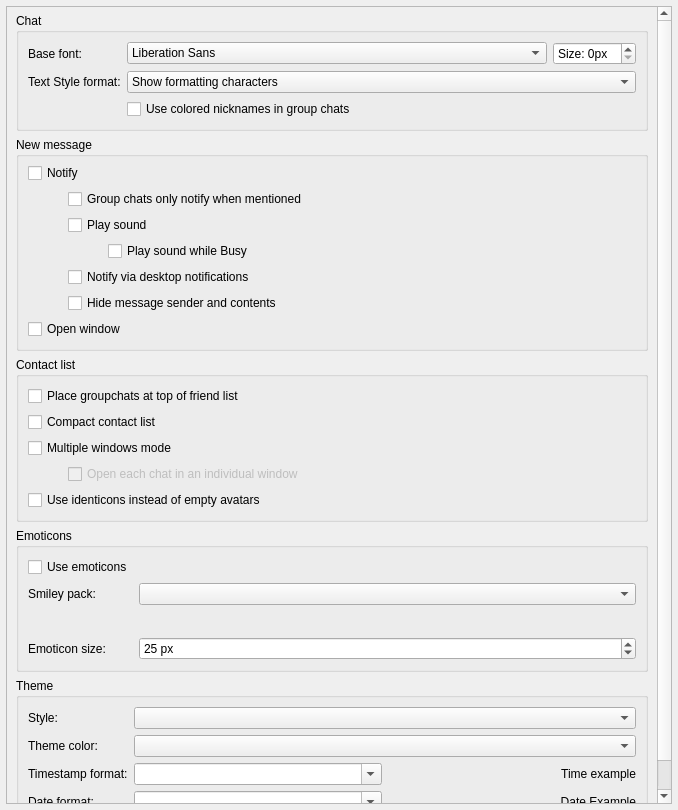
qTox/qTox, file src/widget/form/settings/userinterfacesettings.ui: the form before one commit.
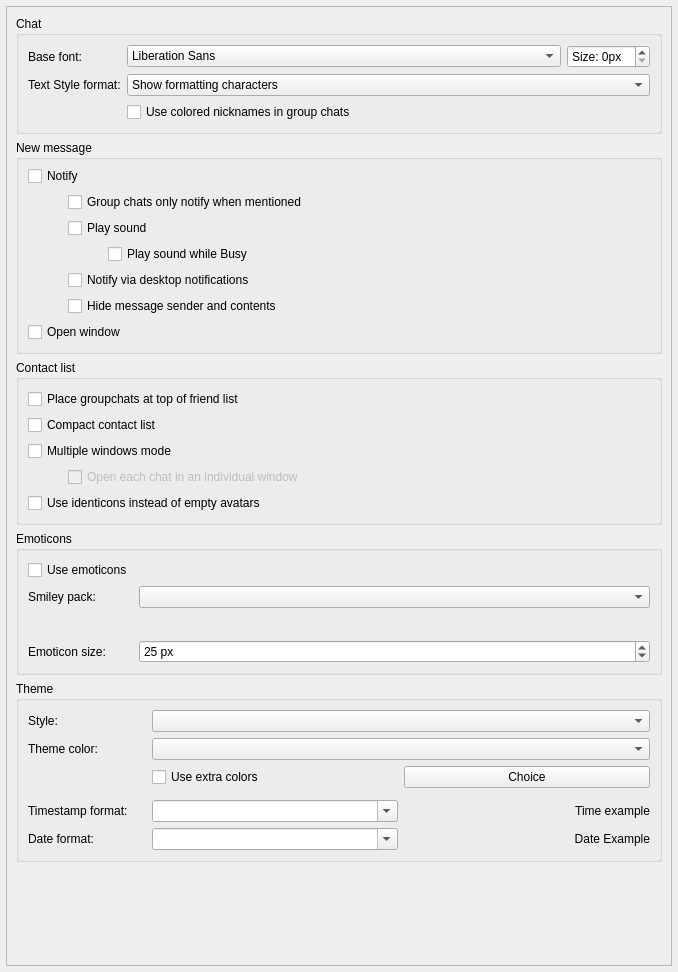
The form after the commit. Custom widgets are drawn as their Qt base class.

Commit message: feat: change settings for extra style

The edit to the form file:
```diff
--- a/src/widget/form/settings/userinterfacesettings.ui
+++ b/src/widget/form/settings/userinterfacesettings.ui
@@ -7,7 +7,7 @@
     <x>0</x>
     <y>0</y>
     <width>678</width>
-    <height>810</height>
+    <height>972</height>
    </rect>
   </property>
   <property name="windowTitle">
@@ -38,18 +38,12 @@
       <property name="geometry">
        <rect>
         <x>0</x>
-        <y>0</y>
-        <width>650</width>
-        <height>950</height>
+        <y>-48</y>
+        <width>642</width>
+        <height>1004</height>
        </rect>
       </property>
-      <layout class="QVBoxLayout" name="verticalLayout_4" stretch="0,0,0,0,0,0">
-       <property name="spacing">
-        <number>6</number>
-       </property>
-       <property name="topMargin">
-        <number>6</number>
-       </property>
+      <layout class="QVBoxLayout" name="verticalLayout_3">
        <item>
         <widget class="QGroupBox" name="chatGroupBox">
          <property name="title">
@@ -468,23 +462,14 @@
           <string>Theme</string>
          </property>
          <layout class="QFormLayout" name="formLayout">
-          <property name="fieldGrowthPolicy">
-           <enum>QFormLayout::AllNonFixedFieldsGrow</enum>
-          </property>
-          <property name="topMargin">
-           <number>9</number>
-          </property>
-          <property name="bottomMargin">
-           <number>9</number>
-          </property>
-          <item row="3" column="0">
+          <item row="0" column="0">
            <widget class="QLabel" name="styleLabel">
             <property name="text">
              <string>Style:</string>
             </property>
            </widget>
           </item>
-          <item row="3" column="1">
+          <item row="0" column="1">
            <widget class="QComboBox" name="styleBrowser">
             <property name="sizePolicy">
              <sizepolicy hsizetype="Expanding" vsizetype="Fixed">
@@ -494,14 +479,14 @@
             </property>
            </widget>
           </item>
-          <item row="4" column="0">
+          <item row="1" column="0">
            <widget class="QLabel" name="themeColorLabel">
             <property name="text">
              <string>Theme color:</string>
             </property>
            </widget>
           </item>
-          <item row="4" column="1">
+          <item row="1" column="1">
            <widget class="QComboBox" name="themeColorCBox">
             <property name="sizePolicy">
              <sizepolicy hsizetype="Expanding" vsizetype="Fixed">
@@ -511,13 +496,51 @@
             </property>
            </widget>
           </item>
-          <item row="5" column="1">
+          <item row="2" column="0">
+           <spacer name="horizontalSpacer">
+            <property name="orientation">
+             <enum>Qt::Horizontal</enum>
+            </property>
+            <property name="sizeHint" stdset="0">
+             <size>
+              <width>118</width>
+              <height>28</height>
+             </size>
+            </property>
+           </spacer>
+          </item>
+          <item row="2" column="1">
+           <layout class="QHBoxLayout" name="horizontalLayout_4">
+            <item>
+             <widget class="QCheckBox" name="useExtraColors">
+              <property name="text">
+               <string>Use extra colors</string>
+              </property>
+             </widget>
+            </item>
+            <item>
+             <widget class="QPushButton" name="choiceExtraColor">
+              <property name="text">
+               <string>Choice</string>
+              </property>
+             </widget>
+            </item>
+           </layout>
+          </item>
+          <item row="3" column="0">
+           <widget class="QLabel" name="timestampLabel">
+            <property name="text">
+             <string>Timestamp format:</string>
+            </property>
+           </widget>
+          </item>
+          <item row="3" column="1">
            <layout class="QHBoxLayout" name="horizontalLayout_2">
             <item>
              <widget class="QComboBox" name="timestamp">
               <property name="sizePolicy">
                <sizepolicy hsizetype="Preferred" vsizetype="Fixed">
-                <horstretch>0</horstretch>
+                <horstretch>2</horstretch>
                 <verstretch>0</verstretch>
                </sizepolicy>
               </property>
@@ -531,9 +554,21 @@
             </item>
             <item>
              <widget class="QLabel" name="timeExample">
+              <property name="sizePolicy">
+               <sizepolicy hsizetype="Expanding" vsizetype="Preferred">
+                <horstretch>2</horstretch>
+                <verstretch>0</verstretch>
+               </sizepolicy>
+              </property>
+              <property name="layoutDirection">
+               <enum>Qt::LeftToRight</enum>
+              </property>
               <property name="text">
                <string notr="true">Time example</string>
               </property>
+              <property name="textFormat">
+               <enum>Qt::AutoText</enum>
+              </property>
               <property name="alignment">
                <set>Qt::AlignRight|Qt::AlignTrailing|Qt::AlignVCenter</set>
               </property>
@@ -541,17 +576,23 @@
             </item>
            </layout>
           </item>
-          <item row="5" column="0">
-           <widget class="QLabel" name="timestampLabel">
+          <item row="4" column="0">
+           <widget class="QLabel" name="dateformatLabel">
             <property name="text">
-             <string>Timestamp format:</string>
+             <string>Date format:</string>
             </property>
            </widget>
           </item>
-          <item row="7" column="1">
+          <item row="4" column="1">
            <layout class="QHBoxLayout" name="horizontalLayout_3">
             <item>
              <widget class="QComboBox" name="dateFormats">
+              <property name="sizePolicy">
+               <sizepolicy hsizetype="Preferred" vsizetype="Fixed">
+                <horstretch>2</horstretch>
+                <verstretch>0</verstretch>
+               </sizepolicy>
+              </property>
               <property name="editable">
                <bool>true</bool>
               </property>
@@ -562,6 +603,12 @@
             </item>
             <item>
              <widget class="QLabel" name="dateExample">
+              <property name="sizePolicy">
+               <sizepolicy hsizetype="Expanding" vsizetype="Preferred">
+                <horstretch>2</horstretch>
+                <verstretch>0</verstretch>
+               </sizepolicy>
+              </property>
               <property name="text">
                <string notr="true">Date Example</string>
               </property>
@@ -572,13 +619,6 @@
             </item>
            </layout>
           </item>
-          <item row="7" column="0">
-           <widget class="QLabel" name="dateformatLabel">
-            <property name="text">
-             <string>Date format:</string>
-            </property>
-           </widget>
-          </item>
          </layout>
         </widget>
        </item>
```
The commit also changes 8 other files.
